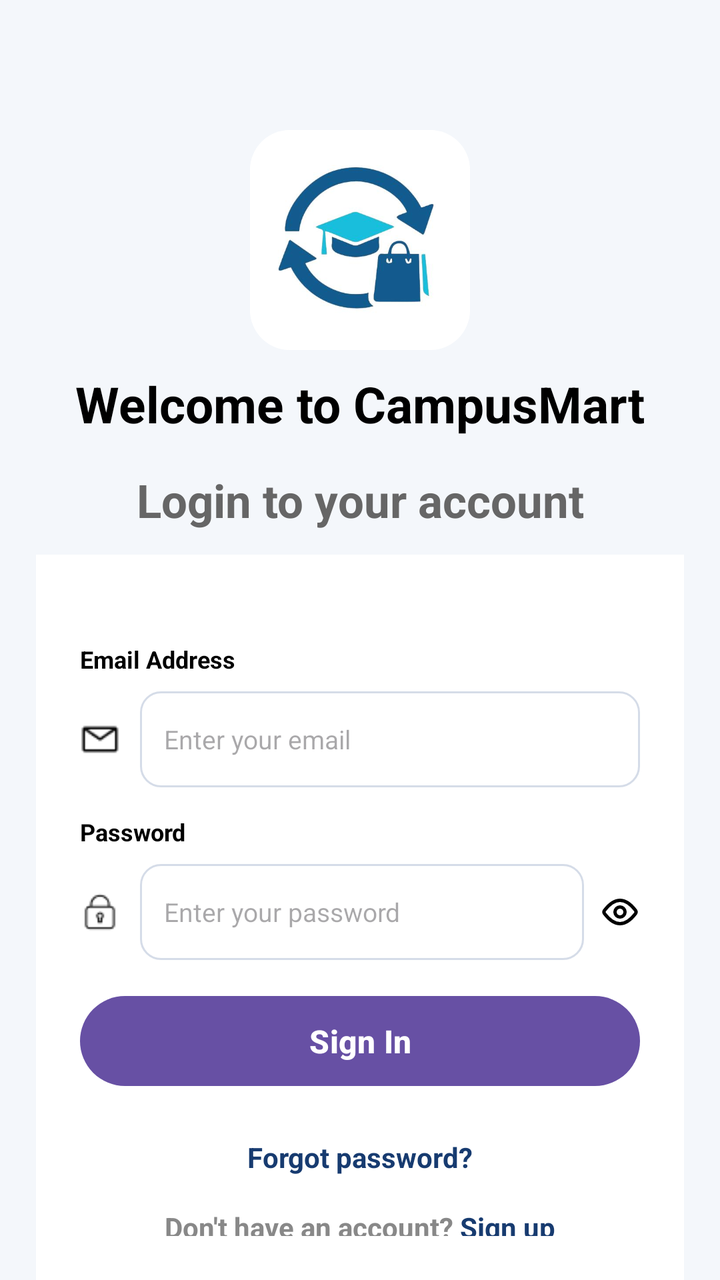
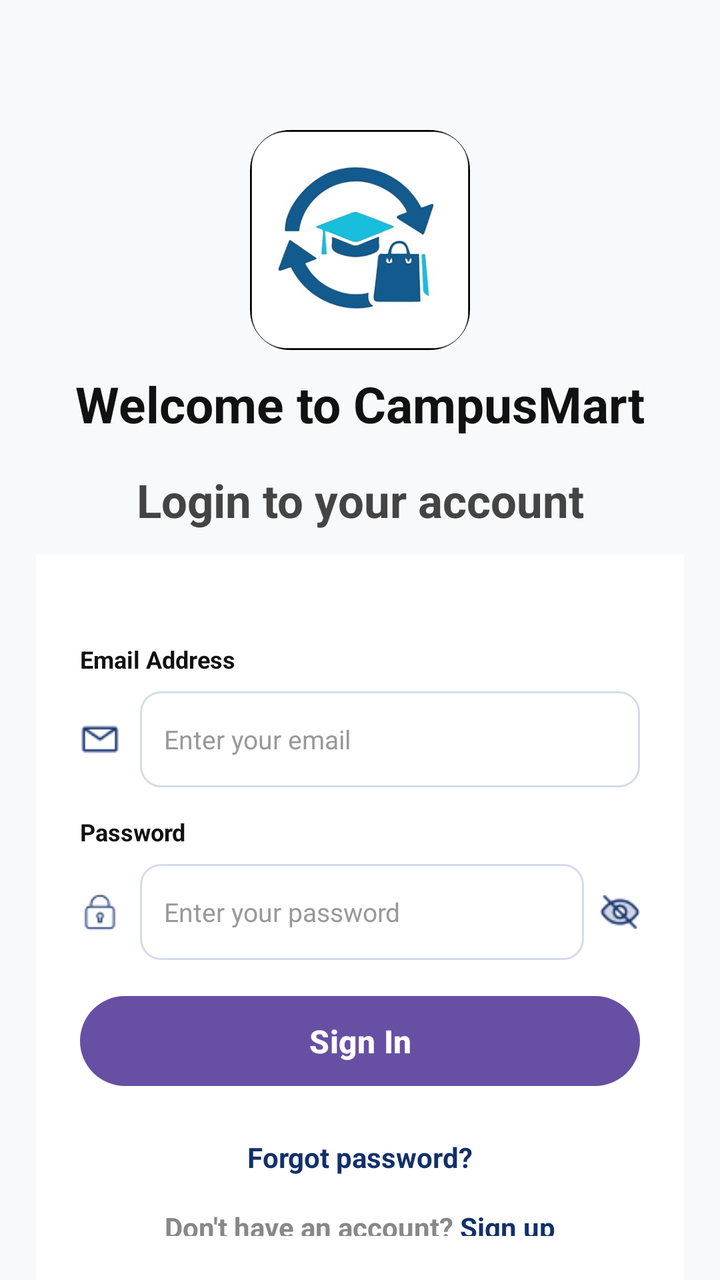

The first picture is an Android layout as it rendered before a commit; the second is the same layout after the commit. The layout source and the unified diff follow.
<!-- AndroidManifest.xml: application theme Theme.CampusMart -->
<!-- res/layout/login.xml -->
<?xml version="1.0" encoding="utf-8"?>
<LinearLayout
    xmlns:android="http://schemas.android.com/apk/res/android"
    android:layout_width="match_parent"
    android:layout_height="match_parent"
    android:orientation="vertical"
    android:background="#F4F7FB">

    
    <RelativeLayout
        android:layout_width="match_parent"
        android:layout_height="0dp"
        android:layout_weight="1.1">

        <ImageView
            android:id="@+id/logo"
            android:layout_width="110dp"
            android:layout_height="110dp"
            android:layout_centerHorizontal="true"
            android:layout_marginTop="65dp"
            android:src="@drawable/logo"
            android:background="@drawable/rounded_corner"
            android:clipToOutline="true"
            android:scaleType="centerInside"/>

        <TextView
            android:id="@+id/name"
            android:layout_width="wrap_content"
            android:layout_height="wrap_content"
            android:layout_below="@id/logo"
            android:layout_centerHorizontal="true"
            android:layout_marginTop="10dp"
            android:text="Welcome to CampusMart"
            android:textColor="#000000"
            android:textSize="25sp"
            android:textStyle="bold"/>

    </RelativeLayout>

    
    <LinearLayout
        android:layout_width="match_parent"
        android:layout_height="0dp"
        android:layout_weight="1.9"
        android:orientation="vertical">

        <TextView
            android:layout_width="match_parent"
            android:layout_height="wrap_content"
            android:gravity="center"
            android:text="Login to your account"
            android:textColor="#666666"
            android:textSize="23sp"
            android:textStyle="bold"
            android:layout_marginBottom="12dp"/>

        
        <LinearLayout
            android:layout_width="match_parent"
            android:layout_height="match_parent"
            android:layout_marginHorizontal="18dp"
            android:background="#FFFFFF"
            android:orientation="vertical"
            android:padding="22dp">

            
            <TextView
                android:layout_width="wrap_content"
                android:layout_height="wrap_content"
                android:text="Email Address"
                android:textColor="#000000"
                android:textStyle="bold"
                android:textSize="12sp"
                android:layout_marginTop="22dp"
                android:layout_marginBottom="8dp"/>

            
            <LinearLayout
                android:layout_width="match_parent"
                android:layout_height="48dp"
                android:orientation="horizontal"
                android:gravity="center_vertical">

                <ImageView
                    android:layout_width="20dp"
                    android:layout_height="20dp"
                    android:src="@drawable/email_png"
                    android:tint="#000000"
                    android:layout_marginEnd="10dp"/>

                <EditText
                    android:id="@+id/email"
                    android:layout_width="0dp"
                    android:layout_height="match_parent"
                    android:layout_weight="1"
                    android:hint="Enter your email"
                    android:inputType="textEmailAddress"
                    android:singleLine="true"
                    android:textSize="13sp"
                    android:paddingHorizontal="12dp"
                    android:background="@drawable/input_background"/>

            </LinearLayout>

            
            <TextView
                android:layout_width="wrap_content"
                android:layout_height="wrap_content"
                android:text="Password"
                android:textColor="#000000"
                android:textStyle="bold"
                android:textSize="12sp"
                android:layout_marginTop="14dp"
                android:layout_marginBottom="8dp"/>

            
            <LinearLayout
                android:layout_width="match_parent"
                android:layout_height="48dp"
                android:orientation="horizontal"
                android:gravity="center_vertical">

                <ImageView
                    android:layout_width="20dp"
                    android:layout_height="20dp"
                    android:src="@drawable/password_png"
                    android:tint="#000000"
                    android:layout_marginEnd="10dp"/>

                <EditText
                    android:id="@+id/password"
                    android:layout_width="0dp"
                    android:layout_height="match_parent"
                    android:layout_weight="1"
                    android:hint="Enter your password"
                    android:inputType="textPassword"
                    android:singleLine="true"
                    android:textSize="13sp"
                    android:paddingHorizontal="12dp"
                    android:background="@drawable/input_background"/>

                <ImageView
                    android:id="@+id/togglePassword"
                    android:layout_width="20dp"
                    android:layout_height="20dp"
                    android:src="@drawable/eye"
                    android:tint="#000000"
                    android:layout_marginStart="8dp"/>

            </LinearLayout>

            
            <Button
                android:id="@+id/btnSignIn"
                android:layout_width="match_parent"
                android:layout_height="45dp"
                android:layout_marginTop="18dp"
                android:text="Sign In"
                android:textAllCaps="false"
                android:textColor="#FFFFFF"
                android:textSize="16sp"
                android:textStyle="bold"
                android:background="@drawable/button_background"/>

            
            <TextView
                android:id="@+id/forgotPassword"
                android:layout_width="wrap_content"
                android:layout_height="wrap_content"
                android:text="Forgot password?"
                android:textColor="#173B70"
                android:textStyle="bold"
                android:textSize="14sp"
                android:layout_gravity="center_horizontal"
                android:layout_marginTop="26dp"/>

            
            <LinearLayout
                android:layout_width="wrap_content"
                android:layout_height="wrap_content"
                android:orientation="horizontal"
                android:layout_gravity="center_horizontal"
                android:layout_marginTop="16dp">

                <TextView
                    android:layout_width="wrap_content"
                    android:layout_height="wrap_content"
                    android:text="Don't have an account? "
                    android:textColor="#888888"
                    android:textStyle="bold"
                    android:textSize="14sp"/>

                <TextView
                    android:id="@+id/goToSignup"
                    android:layout_width="wrap_content"
                    android:layout_height="wrap_content"
                    android:text="Sign up"
                    android:textColor="#173B70"
                    android:textStyle="bold"
                    android:textSize="14sp"/>

            </LinearLayout>

        </LinearLayout>

    </LinearLayout>

</LinearLayout>
<!-- resources referenced by this layout -->
<resources>
  <!-- drawable button_background (drawable) -->
  <?xml version="1.0" encoding="utf-8"?>
  <shape xmlns:android="http://schemas.android.com/apk/res/android">
      <solid android:color="#173B70"/>
      <corners android:radius="30dp"/>
  </shape>
  <!-- drawable email_png: png bitmap (drawable, 389 bytes) -->
  <!-- drawable eye (drawable) -->
  <vector xmlns:android="http://schemas.android.com/apk/res/android" android:height="20dp" android:viewportHeight="24" android:viewportWidth="24" android:width="20dp">
  
      <path android:fillColor="#00000000" android:pathData="M21.257,10.962c0.474,0.62 0.474,1.457 0,2.076C19.764,14.987 16.182,19 12,19s-7.764,-4.013 -9.257,-5.962a1.69,1.69 0,0 1,0 -2.076C4.236,9.013 7.818,5 12,5s7.764,4.013 9.257,5.962" android:strokeColor="#FF000000" android:strokeLineCap="round" android:strokeLineJoin="round" android:strokeWidth="2"/>
  
      <path android:fillColor="#00000000" android:pathData="M12,12m-3,0a3,3 0,1 1,6 0a3,3 0,1 1,-6 0" android:strokeColor="#FF000000" android:strokeLineCap="round" android:strokeLineJoin="round" android:strokeWidth="2"/>
  
  </vector>
  <!-- drawable input_background (drawable) -->
  <?xml version="1.0" encoding="utf-8"?>
  <shape xmlns:android="http://schemas.android.com/apk/res/android">
      <solid android:color="#FFFFFF"/>
      <corners android:radius="10dp"/>
      <stroke
          android:width="1dp"
          android:color="#D5DCE8"/>
  </shape>
  <!-- drawable logo: jpeg bitmap (drawable, 13386 bytes) -->
  <!-- drawable password_png: png bitmap (drawable, 455 bytes) -->
  <!-- drawable rounded_corner (drawable) -->
  <?xml version="1.0" encoding="utf-8"?>
  <shape xmlns:android="http://schemas.android.com/apk/res/android">
      <corners android:radius="20dp"/>
      <solid android:color="#FFFFFF"/>
  </shape>
  <style name="Theme.CampusMart" parent="Base.Theme.CampusMart" />
  <style name="Base.Theme.CampusMart" parent="Theme.Material3.DayNight.NoActionBar">
          
          
      </style>
</resources>

<!-- the commit's change to res/layout/login.xml (unified diff, before → after) -->
@@ -3,8 +3,8 @@
     xmlns:android="http://schemas.android.com/apk/res/android"
     android:layout_width="match_parent"
     android:layout_height="match_parent"
-    android:orientation="vertical"
-    android:background="#F4F7FB">
+    android:background="#F8F9FA"
+    android:orientation="vertical">
 
     
     <RelativeLayout
@@ -18,10 +18,10 @@
             android:layout_height="110dp"
             android:layout_centerHorizontal="true"
             android:layout_marginTop="65dp"
-            android:src="@drawable/logo"
             android:background="@drawable/rounded_corner"
             android:clipToOutline="true"
-            android:scaleType="centerInside"/>
+            android:scaleType="centerInside"
+            android:src="@drawable/logo_png" />
 
         <TextView
             android:id="@+id/name"
@@ -31,9 +31,9 @@
             android:layout_centerHorizontal="true"
             android:layout_marginTop="10dp"
             android:text="Welcome to CampusMart"
-            android:textColor="#000000"
+            android:textColor="#111111"
             android:textSize="25sp"
-            android:textStyle="bold"/>
+            android:textStyle="bold" />
 
     </RelativeLayout>
 
@@ -47,12 +47,12 @@
         <TextView
             android:layout_width="match_parent"
             android:layout_height="wrap_content"
+            android:layout_marginBottom="12dp"
             android:gravity="center"
             android:text="Login to your account"
-            android:textColor="#666666"
+            android:textColor="#444444"
             android:textSize="23sp"
-            android:textStyle="bold"
-            android:layout_marginBottom="12dp"/>
+            android:textStyle="bold" />
 
         
         <LinearLayout
@@ -67,38 +67,40 @@
             <TextView
                 android:layout_width="wrap_content"
                 android:layout_height="wrap_content"
+                android:layout_marginTop="22dp"
+                android:layout_marginBottom="8dp"
                 android:text="Email Address"
-                android:textColor="#000000"
-                android:textStyle="bold"
+                android:textColor="#111111"
                 android:textSize="12sp"
-                android:layout_marginTop="22dp"
-                android:layout_marginBottom="8dp"/>
+                android:textStyle="bold" />
 
             
             <LinearLayout
                 android:layout_width="match_parent"
                 android:layout_height="48dp"
-                android:orientation="horizontal"
-                android:gravity="center_vertical">
+                android:gravity="center_vertical"
+                android:orientation="horizontal">
 
                 <ImageView
                     android:layout_width="20dp"
                     android:layout_height="20dp"
+                    android:layout_marginEnd="10dp"
                     android:src="@drawable/email_png"
-                    android:tint="#000000"
-                    android:layout_marginEnd="10dp"/>
+                    android:tint="#12306B" />
 
                 <EditText
                     android:id="@+id/email"
                     android:layout_width="0dp"
                     android:layout_height="match_parent"
                     android:layout_weight="1"
+                    android:background="@drawable/input_background"
                     android:hint="Enter your email"
                     android:inputType="textEmailAddress"
+                    android:paddingHorizontal="12dp"
                     android:singleLine="true"
-                    android:textSize="13sp"
-                    android:paddingHorizontal="12dp"
-                    android:background="@drawable/input_background"/>
+                    android:textColor="#111111"
+                    android:textColorHint="#999999"
+                    android:textSize="13sp" />
 
             </LinearLayout>
 
@@ -106,46 +108,48 @@
             <TextView
                 android:layout_width="wrap_content"
                 android:layout_height="wrap_content"
+                android:layout_marginTop="14dp"
+                android:layout_marginBottom="8dp"
                 android:text="Password"
-                android:textColor="#000000"
-                android:textStyle="bold"
+                android:textColor="#111111"
                 android:textSize="12sp"
-                android:layout_marginTop="14dp"
-                android:layout_marginBottom="8dp"/>
+                android:textStyle="bold" />
 
             
             <LinearLayout
                 android:layout_width="match_parent"
                 android:layout_height="48dp"
-                android:orientation="horizontal"
-                android:gravity="center_vertical">
+                android:gravity="center_vertical"
+                android:orientation="horizontal">
 
                 <ImageView
                     android:layout_width="20dp"
                     android:layout_height="20dp"
+                    android:layout_marginEnd="10dp"
                     android:src="@drawable/password_png"
-                    android:tint="#000000"
-                    android:layout_marginEnd="10dp"/>
+                    android:tint="#12306B" />
 
                 <EditText
                     android:id="@+id/password"
                     android:layout_width="0dp"
                     android:layout_height="match_parent"
                     android:layout_weight="1"
+                    android:background="@drawable/input_background"
                     android:hint="Enter your password"
                     android:inputType="textPassword"
+                    android:paddingHorizontal="12dp"
                     android:singleLine="true"
-                    android:textSize="13sp"
-                    android:paddingHorizontal="12dp"
-                    android:background="@drawable/input_background"/>
+                    android:textColor="#111111"
+                    android:textColorHint="#999999"
+                    android:textSize="13sp" />
 
                 <ImageView
                     android:id="@+id/togglePassword"
                     android:layout_width="20dp"
                     android:layout_height="20dp"
-                    android:src="@drawable/eye"
-                    android:tint="#000000"
-                    android:layout_marginStart="8dp"/>
+                    android:layout_marginStart="8dp"
+                    android:src="@drawable/close_eye_png"
+                    android:tint="#12306B" />
 
             </LinearLayout>
 
@@ -155,49 +159,49 @@
                 android:layout_width="match_parent"
                 android:layout_height="45dp"
                 android:layout_marginTop="18dp"
+                android:background="@drawable/button_background"
                 android:text="Sign In"
                 android:textAllCaps="false"
                 android:textColor="#FFFFFF"
                 android:textSize="16sp"
-                android:textStyle="bold"
-                android:background="@drawable/button_background"/>
+                android:textStyle="bold" />
 
             
             <TextView
                 android:id="@+id/forgotPassword"
                 android:layout_width="wrap_content"
                 android:layout_height="wrap_content"
+                android:layout_gravity="center_horizontal"
+                android:layout_marginTop="26dp"
                 android:text="Forgot password?"
-                android:textColor="#173B70"
-                android:textStyle="bold"
+                android:textColor="#12306B"
                 android:textSize="14sp"
+                android:textStyle="bold" />
+
+            
+            <LinearLayout
+                android:layout_width="wrap_content"
+                android:layout_height="wrap_content"
                 android:layout_gravity="center_horizontal"
-                android:layout_marginTop="26dp"/>
-
-            
-            <LinearLayout
-                android:layout_width="wrap_content"
-                android:layout_height="wrap_content"
-                android:orientation="horizontal"
-                android:layout_gravity="center_horizontal"
-                android:layout_marginTop="16dp">
+                android:layout_marginTop="16dp"
+                android:orientation="horizontal">
 
                 <TextView
                     android:layout_width="wrap_content"
                     android:layout_height="wrap_content"
                     android:text="Don't have an account? "
                     android:textColor="#888888"
-                    android:textStyle="bold"
-                    android:textSize="14sp"/>
+                    android:textSize="14sp"
+                    android:textStyle="bold" />
 
                 <TextView
                     android:id="@+id/goToSignup"
                     android:layout_width="wrap_content"
                     android:layout_height="wrap_content"
                     android:text="Sign up"
-                    android:textColor="#173B70"
-                    android:textStyle="bold"
-                    android:textSize="14sp"/>
+                    android:textColor="#12306B"
+                    android:textSize="14sp"
+                    android:textStyle="bold" />
 
             </LinearLayout>
 
<!-- resource entries referenced after the edit -->
@@ -6,15 +6,8 @@
       <solid android:color="#173B70"/>
       <corners android:radius="30dp"/>
   </shape>
+  <!-- drawable close_eye_png: png bitmap (drawable, 611 bytes) -->
   <!-- drawable email_png: png bitmap (drawable, 389 bytes) -->
-  <!-- drawable eye (drawable) -->
-  <vector xmlns:android="http://schemas.android.com/apk/res/android" android:height="20dp" android:viewportHeight="24" android:viewportWidth="24" android:width="20dp">
-  
-      <path android:fillColor="#00000000" android:pathData="M21.257,10.962c0.474,0.62 0.474,1.457 0,2.076C19.764,14.987 16.182,19 12,19s-7.764,-4.013 -9.257,-5.962a1.69,1.69 0,0 1,0 -2.076C4.236,9.013 7.818,5 12,5s7.764,4.013 9.257,5.962" android:strokeColor="#FF000000" android:strokeLineCap="round" android:strokeLineJoin="round" android:strokeWidth="2"/>
-  
-      <path android:fillColor="#00000000" android:pathData="M12,12m-3,0a3,3 0,1 1,6 0a3,3 0,1 1,-6 0" android:strokeColor="#FF000000" android:strokeLineCap="round" android:strokeLineJoin="round" android:strokeWidth="2"/>
-  
-  </vector>
   <!-- drawable input_background (drawable) -->
   <?xml version="1.0" encoding="utf-8"?>
   <shape xmlns:android="http://schemas.android.com/apk/res/android">
@@ -24,7 +17,7 @@
           android:width="1dp"
           android:color="#D5DCE8"/>
   </shape>
-  <!-- drawable logo: jpeg bitmap (drawable, 13386 bytes) -->
+  <!-- drawable logo_png: png bitmap (drawable, 67955 bytes) -->
   <!-- drawable password_png: png bitmap (drawable, 455 bytes) -->
   <!-- drawable rounded_corner (drawable) -->
   <?xml version="1.0" encoding="utf-8"?>
